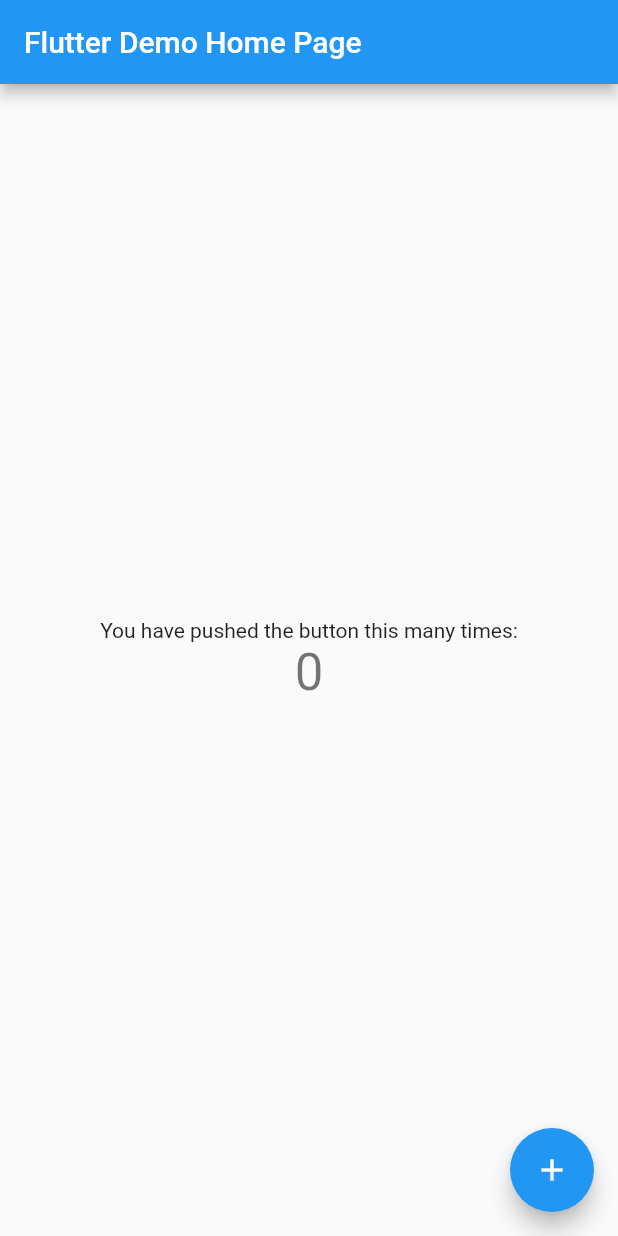
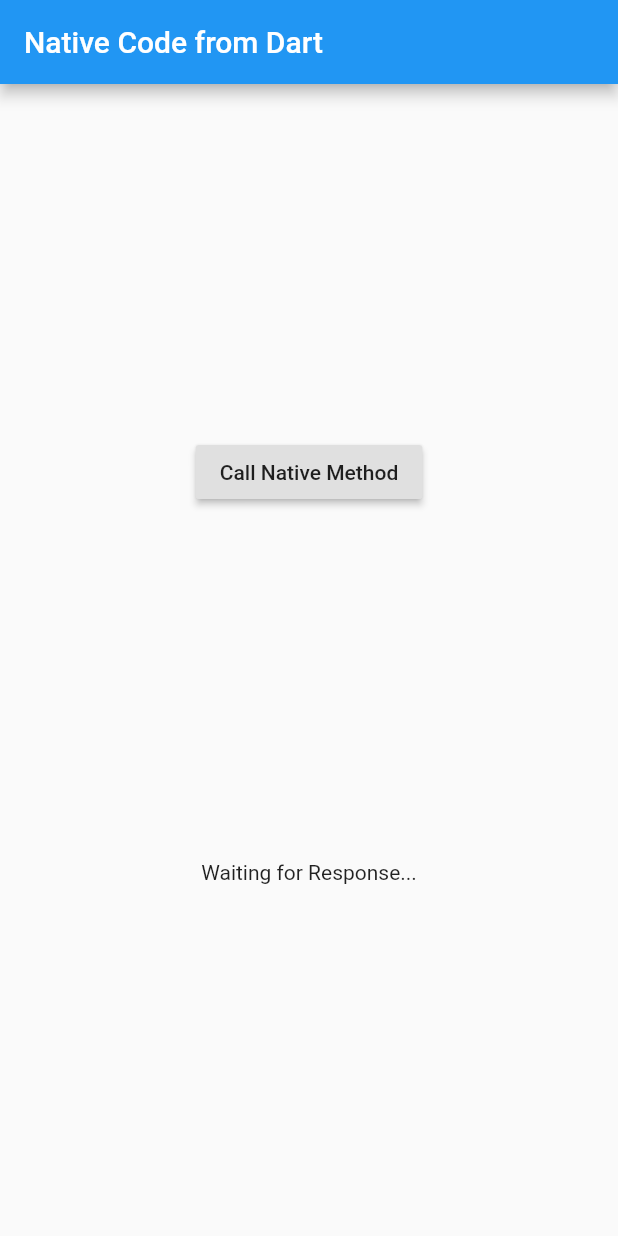
Before and after one commit to imamhossain94/flutter-custom-notification, a Flutter app: the screen it shows after launch, on a phone screen of 412 x 824 dp. Run offline on Flutter 3.47's test engine with Material 2 defaults, Android fonts, the phone set to English and light mode, and no system bars.

Commit message:
feat: first native MethodChannel added.

```diff
--- a/lib/main.dart
+++ b/lib/main.dart
@@ -1,113 +1,63 @@
 import 'package:flutter/material.dart';
+import 'dart:async';
+import 'package:flutter/services.dart';
 
-void main() {
-  runApp(MyApp());
-}
-
+void main() => runApp(new MyApp());
 class MyApp extends StatelessWidget {
-  // This widget is the root of your application.
   @override
   Widget build(BuildContext context) {
-    return MaterialApp(
-      title: 'Flutter Demo',
-      theme: ThemeData(
-        // This is the theme of your application.
-        //
-        // Try running your application with "flutter run". You'll see the
-        // application has a blue toolbar. Then, without quitting the app, try
-        // changing the primarySwatch below to Colors.green and then invoke
-        // "hot reload" (press "r" in the console where you ran "flutter run",
-        // or simply save your changes to "hot reload" in a Flutter IDE).
-        // Notice that the counter didn't reset back to zero; the application
-        // is not restarted.
-        primarySwatch: Colors.blue,
-      ),
-      home: MyHomePage(title: 'Flutter Demo Home Page'),
+    return new MaterialApp(
+      home: new HomePage(),
     );
   }
 }
-
+class HomePage extends StatelessWidget {
+  @override
+  Widget build(BuildContext context) {
+    return new Scaffold(
+      appBar: new AppBar(
+        title: const Text('Native Code from Dart'),
+      ),
+      body: new MyHomePage(),
+    );
+  }
+}
 class MyHomePage extends StatefulWidget {
   MyHomePage({Key key, this.title}) : super(key: key);
-
-  // This widget is the home page of your application. It is stateful, meaning
-  // that it has a State object (defined below) that contains fields that affect
-  // how it looks.
-
-  // This class is the configuration for the state. It holds the values (in this
-  // case the title) provided by the parent (in this case the App widget) and
-  // used by the build method of the State. Fields in a Widget subclass are
-  // always marked "final".
-
   final String title;
-
   @override
-  _MyHomePageState createState() => _MyHomePageState();
+  _MyHomePageState createState() => new _MyHomePageState();
 }
-
 class _MyHomePageState extends State<MyHomePage> {
-  int _counter = 0;
-
-  void _incrementCounter() {
+  static const platform = const MethodChannel('flutter.native/helper');
+  String _responseFromNativeCode = 'Waiting for Response...';
+  Future<void> responseFromNativeCode() async {
+    String response = "";
+    try {
+      final String result = await platform.invokeMethod('helloFromNativeCode');
+      response = result;
+    } on PlatformException catch (e) {
+      response = "Failed to Invoke: '${e.message}'.";
+    }
     setState(() {
-      // This call to setState tells the Flutter framework that something has
-      // changed in this State, which causes it to rerun the build method below
-      // so that the display can reflect the updated values. If we changed
-      // _counter without calling setState(), then the build method would not be
-      // called again, and so nothing would appear to happen.
-      _counter++;
+      _responseFromNativeCode = response;
     });
   }
-
   @override
   Widget build(BuildContext context) {
-    // This method is rerun every time setState is called, for instance as done
-    // by the _incrementCounter method above.
-    //
-    // The Flutter framework has been optimized to make rerunning build methods
-    // fast, so that you can just rebuild anything that needs updating rather
-    // than having to individually change instances of widgets.
-    return Scaffold(
-      appBar: AppBar(
-        // Here we take the value from the MyHomePage object that was created by
-        // the App.build method, and use it to set our appbar title.
-        title: Text(widget.title),
-      ),
-      body: Center(
-        // Center is a layout widget. It takes a single child and positions it
-        // in the middle of the parent.
+    return Material(
+      child: Center(
         child: Column(
-          // Column is also a layout widget. It takes a list of children and
-          // arranges them vertically. By default, it sizes itself to fit its
-          // children horizontally, and tries to be as tall as its parent.
-          //
-          // Invoke "debug painting" (press "p" in the console, choose the
-          // "Toggle Debug Paint" action from the Flutter Inspector in Android
-          // Studio, or the "Toggle Debug Paint" command in Visual Studio Code)
-          // to see the wireframe for each widget.
-          //
-          // Column has various properties to control how it sizes itself and
-          // how it positions its children. Here we use mainAxisAlignment to
-          // center the children vertically; the main axis here is the vertical
-          // axis because Columns are vertical (the cross axis would be
-          // horizontal).
-          mainAxisAlignment: MainAxisAlignment.center,
-          children: <Widget>[
-            Text(
-              'You have pushed the button this many times:',
+          mainAxisAlignment: MainAxisAlignment.spaceEvenly,
+          children: [
+            RaisedButton(
+              child: Text('Call Native Method'),
+              onPressed: responseFromNativeCode,
             ),
-            Text(
-              '$_counter',
-              style: Theme.of(context).textTheme.headline4,
-            ),
+            Text(_responseFromNativeCode),
           ],
         ),
       ),
-      floatingActionButton: FloatingActionButton(
-        onPressed: _incrementCounter,
-        tooltip: 'Increment',
-        child: Icon(Icons.add),
-      ), // This trailing comma makes auto-formatting nicer for build methods.
     );
   }
 }
```
Also changed, not shown: 1 other file.
